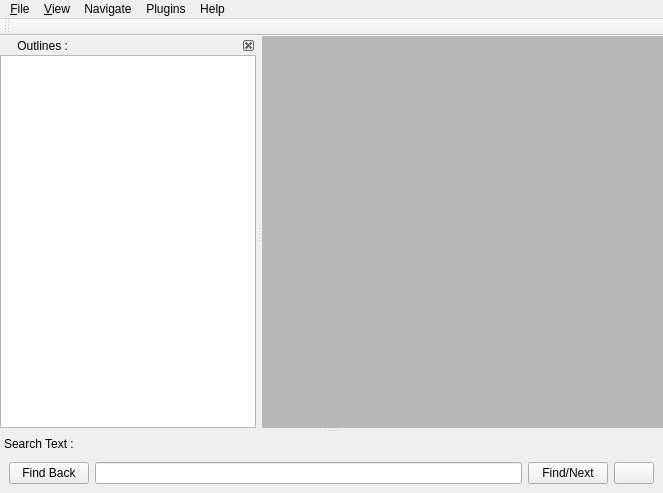
First picture: the form in data/mainwindow.ui, repository ksharindam/gospel-pdf-viewer, before the edit.
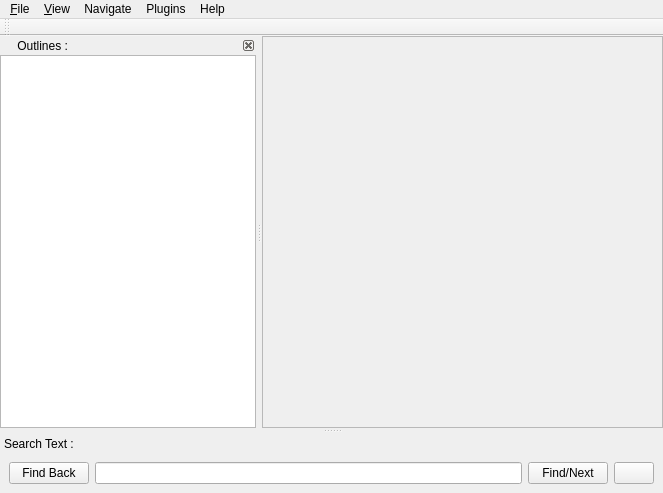
Second picture: the form after the edit. Icons and pictures are not drawn.

Diff of the .ui file:
```diff
--- a/data/mainwindow.ui
+++ b/data/mainwindow.ui
@@ -37,7 +37,7 @@
         </rect>
        </property>
        <property name="styleSheet">
-        <string notr="true">background-color: #b8b8b8;</string>
+        <string notr="true">QWidget {background-color: #efefef;}</string>
        </property>
        <layout class="QHBoxLayout" name="scrollLayout">
         <property name="margin">
```
